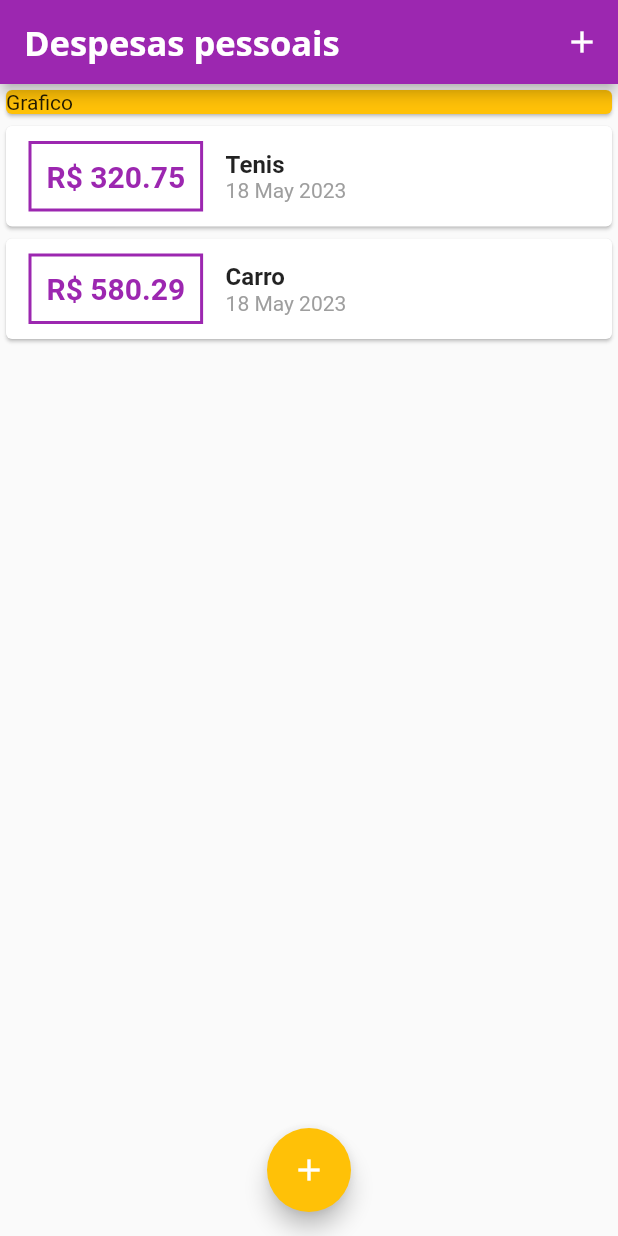
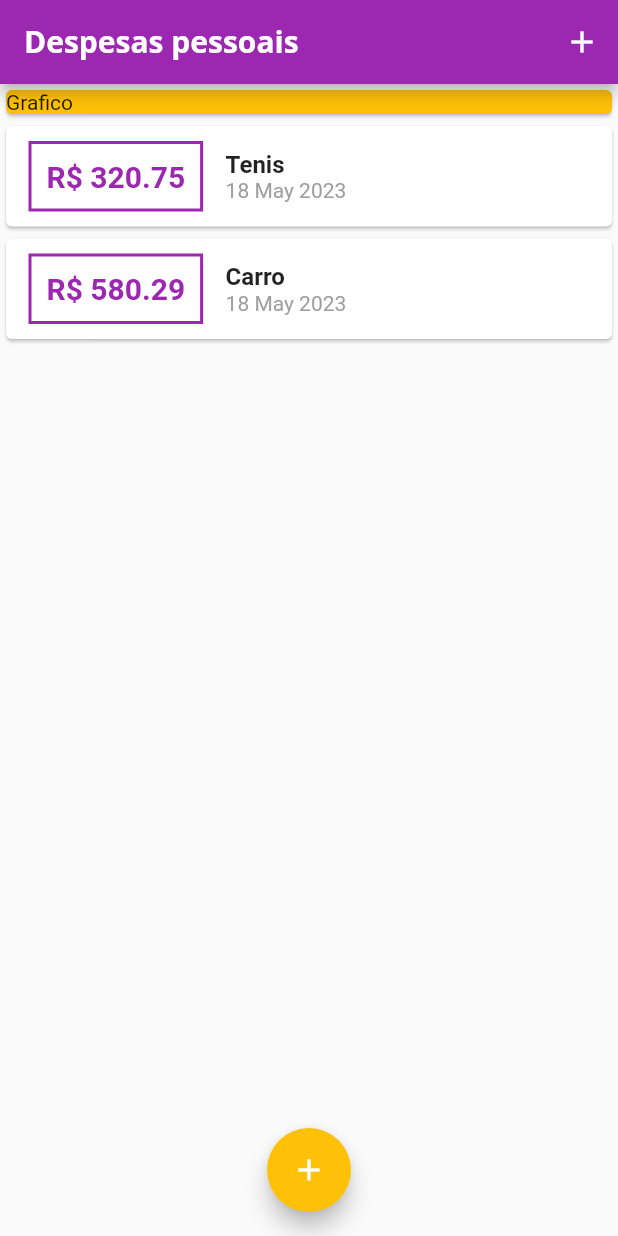
Before and after one commit to gabrielrieff/expenses_mobile, a Flutter app: the screen it shows after launch, on a phone screen of 412 x 824 dp. Run offline on Flutter 3.47's test engine with Material 2 defaults, Android fonts, the phone set to English and light mode, and no system bars; project files that could hold a hidden picture were left out.

Commit message:
add fonts

```diff
--- a/lib/main.dart
+++ b/lib/main.dart
@@ -27,17 +27,17 @@ class ExpensesApp extends StatelessWidget {
           secondary: Colors.amber,
         ),
         textTheme: tema.textTheme.copyWith(
-          headline6: TextStyle(
+          headline6: const TextStyle(
             fontFamily: 'OpenSans',
             fontSize: 18,
             fontWeight: FontWeight.bold,
             color: Colors.black,
           ),
         ),
-        appBarTheme: AppBarTheme(
+        appBarTheme: const AppBarTheme(
           titleTextStyle: TextStyle(
             fontFamily: 'OpenSans',
-            fontSize: 23,
+            fontSize: 20,
             fontWeight: FontWeight.bold,
           ),
         ),
--- a/pubspec.yaml
+++ b/pubspec.yaml
@@ -83,8 +83,6 @@ flutter:
     - family: Quicksand
       fonts:
         - asset: assets/fonts/Quicksand-Regular.ttf
-        - asset: assets/fonts/Quicksand-Light.ttf
-        - asset: assets/fonts/Quicksand-Medium.ttf
         - asset: assets/fonts/Quicksand-Bold.ttf
           weight: 700
 
```
Also changed, not shown: assets/fonts/OpenSans-Bold.ttf, assets/fonts/OpenSans-Regular.ttf, assets/fonts/Quicksand-Bold.ttf, assets/fonts/Quicksand-Light.ttf, assets/fonts/Quicksand-Medium.ttf, assets/fonts/Quicksand-Regular.ttf.
